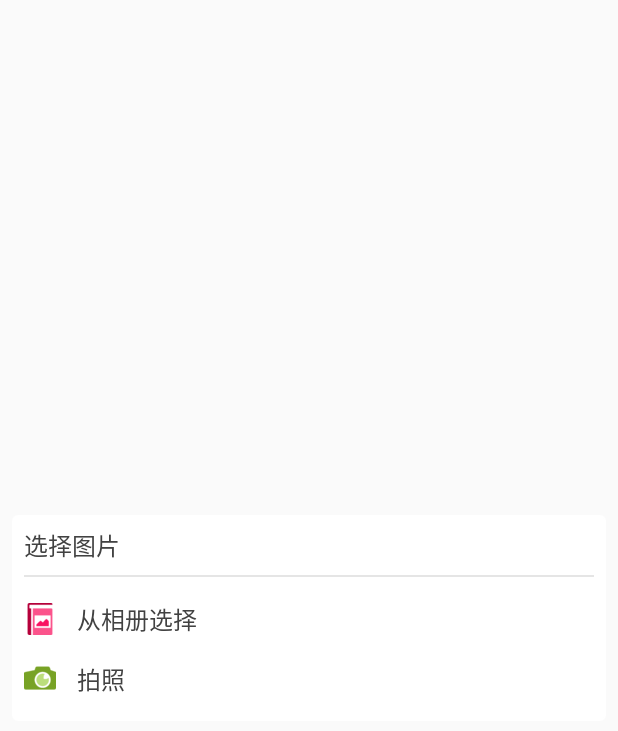
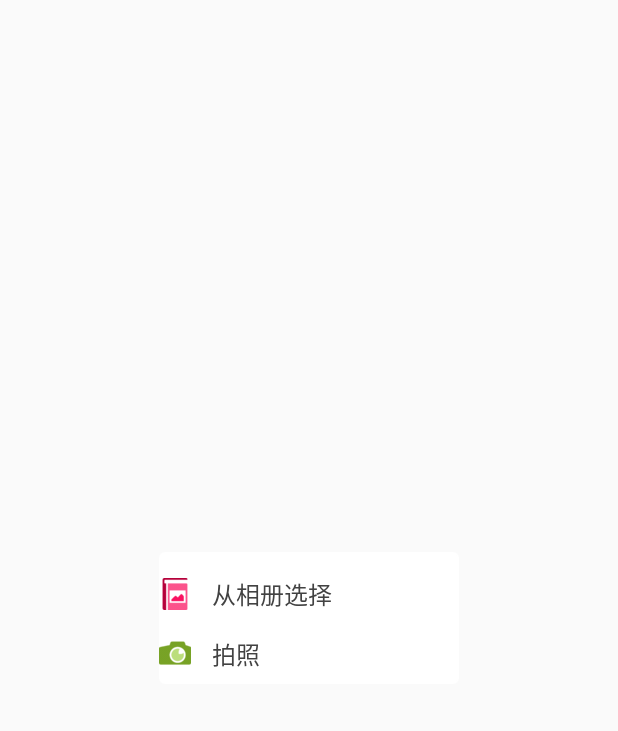
Before and after one commit to Hankkin/TaoSchool, an Android app: the layout view_select_img.xml on its own in the app's theme, with its tools: preview values and no code run, on a phone screen of 412 x 824 dp. Shown: the top 731 px of the screen. Run offline under Robolectric (Android 15) with nearby library versions, the phone set to English and light mode, and no system bars.

Commit message:
优化布局

```diff
--- a/app/src/main/java/com/hankkin/compustrading/activity/MainShowActivity.java
+++ b/app/src/main/java/com/hankkin/compustrading/activity/MainShowActivity.java
@@ -9,17 +9,13 @@ import android.support.v4.view.ViewPager;
 import android.support.v4.widget.DrawerLayout;
 import android.support.v7.app.ActionBarDrawerToggle;
 import android.text.TextUtils;
-import android.util.Log;
 import android.view.KeyEvent;
 import android.view.Menu;
 import android.view.MenuItem;
 import android.view.View;
-import android.widget.AbsListView;
-import android.widget.ListView;
 import android.widget.TextView;
 
 import com.hankkin.compustrading.R;
-import com.hankkin.compustrading.ScrollDirectionListener;
 import com.hankkin.compustrading.Utils.HankkinUtils;
 import com.hankkin.compustrading.adapter.CategoryFragmentAdapter;
 import com.hankkin.compustrading.fragment.CateDetailFragment;
@@ -35,7 +31,6 @@ import com.nostra13.universalimageloader.core.ImageLoader;
 
 import java.io.Serializable;
 import java.util.ArrayList;
-import java.util.Collection;
 import java.util.List;
 
 import butterknife.Bind;
--- a/app/src/main/res/layout/loading.xml
+++ b/app/src/main/res/layout/loading.xml
@@ -3,9 +3,10 @@
     xmlns:wheel="http://schemas.android.com/apk/res-auto"
     android:orientation="vertical"
     android:gravity="center"
+    android:id="@+id/ll_loading"
     android:background="@color/transparent"
-    android:layout_width="80dp"
-    android:layout_height="80dp">
+    android:layout_width="match_parent"
+    android:layout_height="match_parent">
     <com.pnikosis.materialishprogress.ProgressWheel
         android:id="@+id/pw_loading"
         android:background="@color/transparent"
@@ -13,6 +14,7 @@
         android:layout_centerVertical="true"
         wheel:matProg_barColor="@color/theme_color"
         wheel:matProg_progressIndeterminate="true"
+        wheel:matProg_rimColor="@color/gray"
         android:layout_width="80dp"
         android:layout_height="80dp" />
 </LinearLayout>
--- a/app/src/main/res/layout/view_select_img.xml
+++ b/app/src/main/res/layout/view_select_img.xml
@@ -2,27 +2,18 @@
 <LinearLayout xmlns:android="http://schemas.android.com/apk/res/android"
     android:orientation="vertical"
     android:padding="@dimen/small_space"
-    android:gravity="center"
-    android:layout_width="match_parent"
-    android:layout_height="match_parent">
+    android:layout_gravity="center"
+    android:layout_width="wrap_content"
+    android:layout_height="wrap_content">
 
     <LinearLayout
+        android:layout_gravity="center"
         android:background="@drawable/normal_white_bg"
-        android:padding="@dimen/small_space"
         android:orientation="vertical"
-        android:layout_width="match_parent"
+        android:layout_width="200dp"
         android:layout_height="wrap_content">
-        <TextView
-            android:textColor="@color/normal_text_color"
-            android:textSize="@dimen/normal_textSize"
-            android:text="@string/select_pic"
-            android:layout_width="match_parent"
-            android:layout_height="wrap_content" />
-        <View
-            android:layout_marginTop="@dimen/small_space"
-            android:layout_width="match_parent"
-            android:layout_height="1dp"
-            android:background="@color/background"/>
+
+
         <TextView
             android:id="@+id/tv_gallery"
             android:textSize="@dimen/normal_textSize"
--- a/app/src/main/res/values/color.xml
+++ b/app/src/main/res/values/color.xml
@@ -20,7 +20,7 @@
     <!--透明-->
     <color name="transparent">#00000000</color>
     <color name="translucent">#dd000000</color>
-    <color name="half_transparent">#b0000000</color>
+    <color name="half_transparent">#40000000</color>
     <color name="ripple">#B0C4DE</color>
 
     <color name="black_semi_transparent">#B2000000</color>
```
Also changed, not shown: app/src/main/java/com/hankkin/compustrading/activity/BaseActivity.java (+9 -0 lines).
